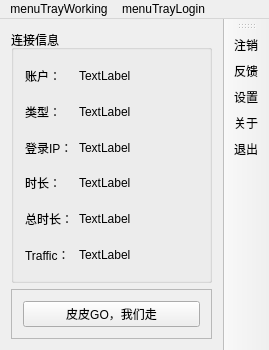
NSS-Studio/NDR_Client, file client/forms/mainwindow.ui: the form before one commit.
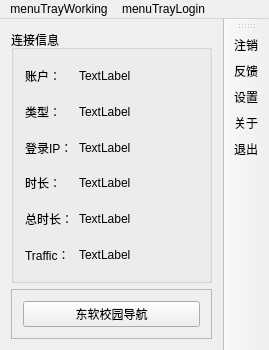
The form after the commit. Icons and pictures are not drawn.

Commit message: 1. change the text of guide button

```diff
--- a/client/forms/mainwindow.ui
+++ b/client/forms/mainwindow.ui
@@ -49,7 +49,7 @@
        <item row="0" column="0">
         <widget class="QPushButton" name="goDnuiBrowser">
          <property name="text">
-          <string>皮皮GO，我们走</string>
+          <string>东软校园导航</string>
          </property>
         </widget>
        </item>
```
The commit also changes 2 other files.
